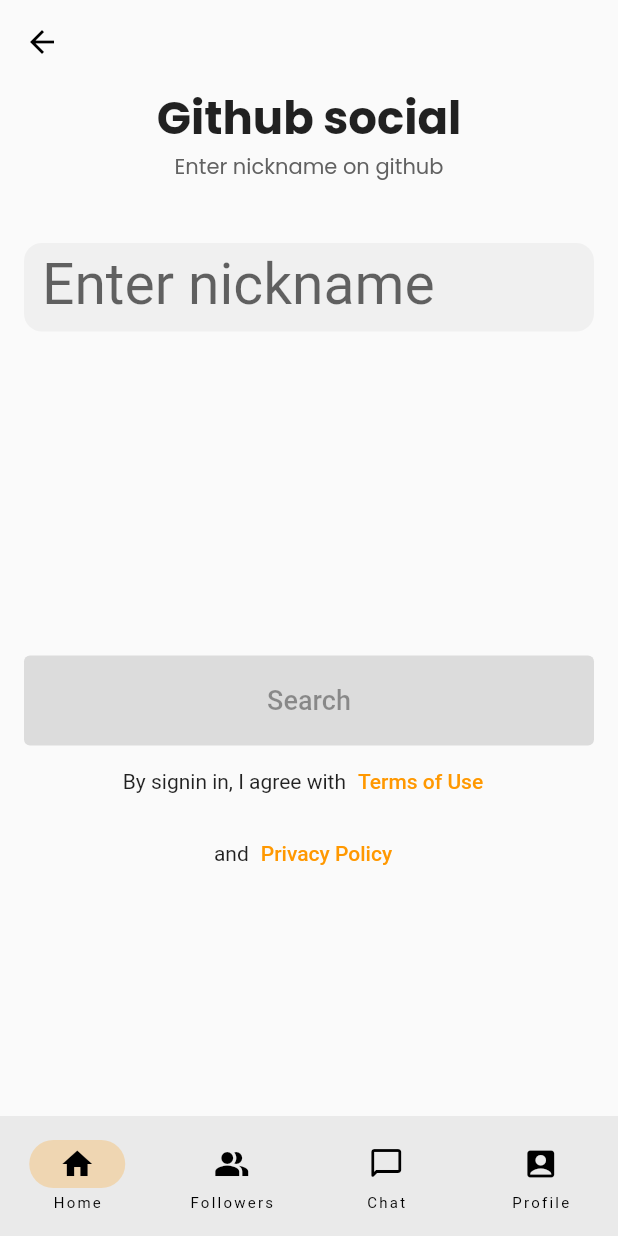
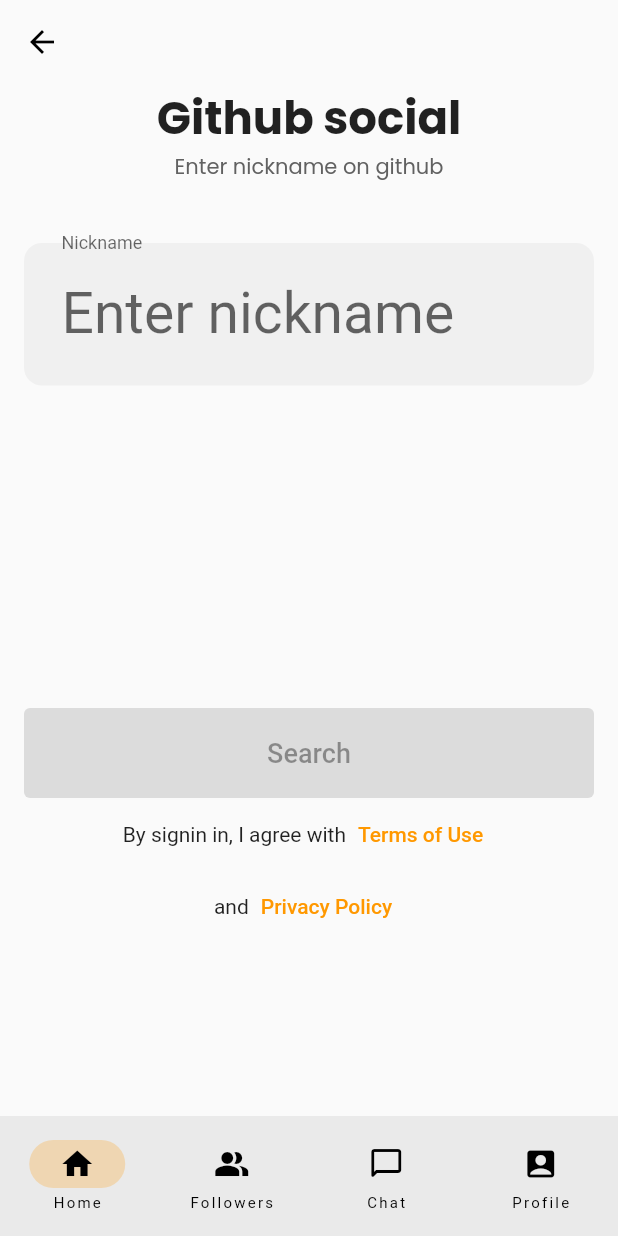
Before and after one commit to VladKodletov/application_social, a Flutter app: the HomePage screen opened directly, on a phone screen of 412 x 824 dp. Run offline on Flutter 3.47's test engine with Material 2 defaults, Android fonts, the phone set to English and light mode, and no system bars; our stand-ins replace flutter_svg, google_fonts.

Commit message:
corrected TextField nickname

```diff
--- a/lib/features/auth/presentation/auth.dart
+++ b/lib/features/auth/presentation/auth.dart
@@ -53,20 +53,20 @@ class _AuthState extends State<Auth> {
               const SizedBox(
                 height: 40,
               ),
-              SizedBox(
-                height: 60,
-                child: TextField(
+              TextField(
                 controller: myController,
                 decoration: const InputDecoration(
-                    floatingLabelBehavior: FloatingLabelBehavior.never,
+                  isDense: true,
+                  contentPadding: EdgeInsets.all(25),
+                  floatingLabelBehavior: FloatingLabelBehavior.always,
                   filled: true,
                   fillColor: Color.fromRGBO(240, 240, 240, 1),
-                    labelText: 'Enter nickname',
-                    labelStyle: TextStyle(fontSize: 38),
+                  labelText: 'Nickname',
+                  hintText: 'Enter nickname',
+                  hintStyle: TextStyle(fontSize: 38),
                   border: OutlineInputBorder(
                       borderSide: BorderSide.none,
                       borderRadius: BorderRadius.all(Radius.circular(12))),
-                  ),
                 ),
               ),
               const SizedBox(height: 200),
--- a/lib/features/home/presentation/homepage.dart
+++ b/lib/features/home/presentation/homepage.dart
@@ -12,10 +12,10 @@ class HomePage extends StatefulWidget {
 class _HomePageState extends State<HomePage> {
   int indexNavigation = 0;
   final pages = [
-    Auth(),
-    Auth(),
-    OnBoardScreen(),
-    OnBoardScreen(),
+    const Auth(),
+    const Auth(),
+    const OnBoardScreen(),
+    const OnBoardScreen(),
   ];
 
   @override
--- a/lib/features/onboarding/presentation/screens/widgets/page_widget.dart
+++ b/lib/features/onboarding/presentation/screens/widgets/page_widget.dart
@@ -1,4 +1,3 @@
-import 'package:application_social/features/auth/presentation/auth.dart';
 import 'package:application_social/features/home/presentation/homepage.dart';
 import 'package:application_social/features/onboarding/presentation/screens/onboard.dart';
 import 'package:flutter/material.dart';
```
Lines whose indentation alone changed are shown as unchanged.
